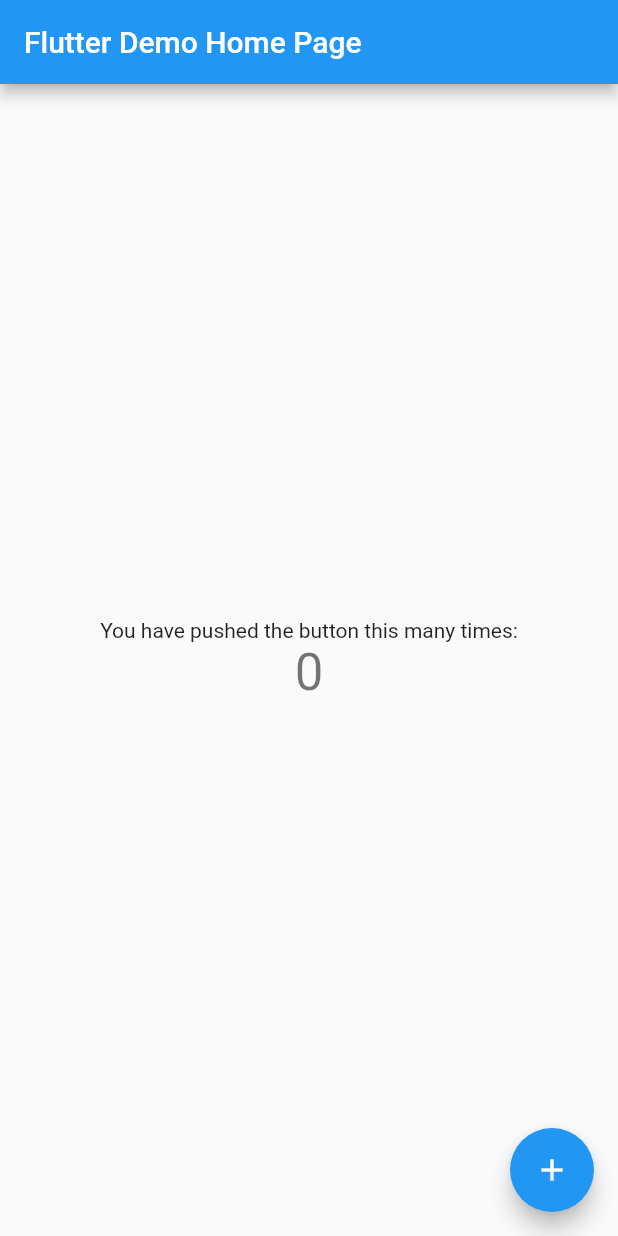
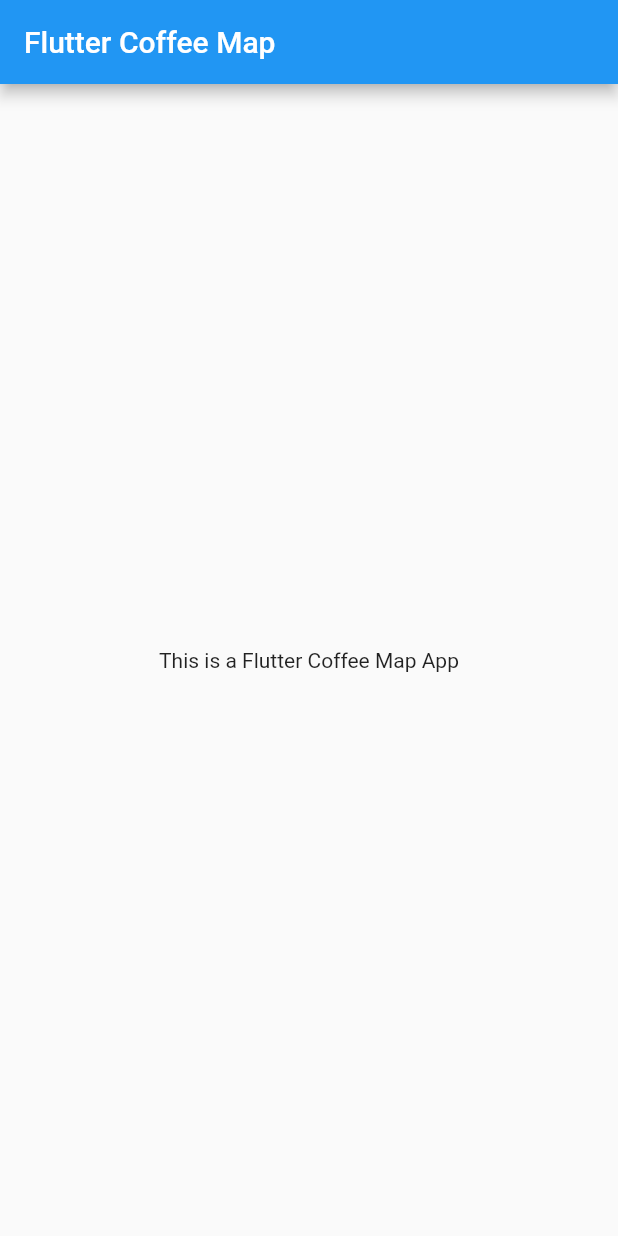
Before and after one commit to maxgdev/coffee_map_app, a Flutter app: the screen it shows after launch, on a phone screen of 412 x 824 dp. Run offline on Flutter 3.47's test engine with Material 2 defaults, Android fonts, the phone set to English and light mode, and no system bars.

Commit message:
Boilerplate code cleanup

```diff
--- a/lib/main.dart
+++ b/lib/main.dart
@@ -5,44 +5,23 @@ void main() {
 }
 
 class MyApp extends StatelessWidget {
-  // This widget is the root of your application.
   @override
   Widget build(BuildContext context) {
     return MaterialApp(
-      title: 'Flutter Demo',
+      // Debug option off/false
+      debugShowCheckedModeBanner: false,
+      title: 'Flutter Coffee Map',
       theme: ThemeData(
-        // This is the theme of your application.
-        //
-        // Try running your application with "flutter run". You'll see the
-        // application has a blue toolbar. Then, without quitting the app, try
-        // changing the primarySwatch below to Colors.green and then invoke
-        // "hot reload" (press "r" in the console where you ran "flutter run",
-        // or simply save your changes to "hot reload" in a Flutter IDE).
-        // Notice that the counter didn't reset back to zero; the application
-        // is not restarted.
         primarySwatch: Colors.blue,
-        // This makes the visual density adapt to the platform that you run
-        // the app on. For desktop platforms, the controls will be smaller and
-        // closer together (more dense) than on mobile platforms.
         visualDensity: VisualDensity.adaptivePlatformDensity,
       ),
-      home: MyHomePage(title: 'Flutter Demo Home Page'),
+      home: MyHomePage(title: 'Flutter Coffee Map'),
     );
   }
 }
 
 class MyHomePage extends StatefulWidget {
   MyHomePage({Key key, this.title}) : super(key: key);
-
-  // This widget is the home page of your application. It is stateful, meaning
-  // that it has a State object (defined below) that contains fields that affect
-  // how it looks.
-
-  // This class is the configuration for the state. It holds the values (in this
-  // case the title) provided by the parent (in this case the App widget) and
-  // used by the build method of the State. Fields in a Widget subclass are
-  // always marked "final".
-
   final String title;
 
   @override
@@ -50,68 +29,18 @@ class MyHomePage extends StatefulWidget {
 }
 
 class _MyHomePageState extends State<MyHomePage> {
-  int _counter = 0;
-
-  void _incrementCounter() {
-    setState(() {
-      // This call to setState tells the Flutter framework that something has
-      // changed in this State, which causes it to rerun the build method below
-      // so that the display can reflect the updated values. If we changed
-      // _counter without calling setState(), then the build method would not be
-      // called again, and so nothing would appear to happen.
-      _counter++;
-    });
-  }
 
   @override
   Widget build(BuildContext context) {
-    // This method is rerun every time setState is called, for instance as done
-    // by the _incrementCounter method above.
-    //
-    // The Flutter framework has been optimized to make rerunning build methods
-    // fast, so that you can just rebuild anything that needs updating rather
-    // than having to individually change instances of widgets.
+
     return Scaffold(
       appBar: AppBar(
-        // Here we take the value from the MyHomePage object that was created by
-        // the App.build method, and use it to set our appbar title.
+
         title: Text(widget.title),
       ),
       body: Center(
-        // Center is a layout widget. It takes a single child and positions it
-        // in the middle of the parent.
-        child: Column(
-          // Column is also a layout widget. It takes a list of children and
-          // arranges them vertically. By default, it sizes itself to fit its
-          // children horizontally, and tries to be as tall as its parent.
-          //
-          // Invoke "debug painting" (press "p" in the console, choose the
-          // "Toggle Debug Paint" action from the Flutter Inspector in Android
-          // Studio, or the "Toggle Debug Paint" command in Visual Studio Code)
-          // to see the wireframe for each widget.
-          //
-          // Column has various properties to control how it sizes itself and
-          // how it positions its children. Here we use mainAxisAlignment to
-          // center the children vertically; the main axis here is the vertical
-          // axis because Columns are vertical (the cross axis would be
-          // horizontal).
-          mainAxisAlignment: MainAxisAlignment.center,
-          children: <Widget>[
-            Text(
-              'You have pushed the button this many times:',
-            ),
-            Text(
-              '$_counter',
-              style: Theme.of(context).textTheme.headline4,
-            ),
-          ],
-        ),
+        child: Text('This is a Flutter Coffee Map App')
       ),
-      floatingActionButton: FloatingActionButton(
-        onPressed: _incrementCounter,
-        tooltip: 'Increment',
-        child: Icon(Icons.add),
-      ), // This trailing comma makes auto-formatting nicer for build methods.
     );
   }
 }
```
Also changed, not shown: pubspec.yaml (+1 -42 lines), 2 other files.
